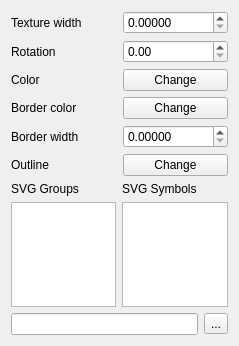
The window that src/ui/symbollayer/widget_svgfill.ui (qgis/QGIS) describes before a commit, drawn with Qt 5.
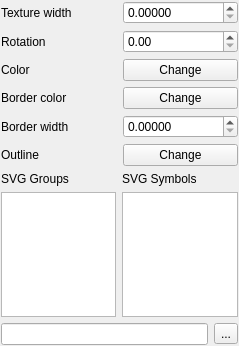
The same window after the commit.

What changed in the file:
```diff
--- a/src/ui/symbollayer/widget_svgfill.ui
+++ b/src/ui/symbollayer/widget_svgfill.ui
@@ -14,6 +14,9 @@
    <string>Form</string>
   </property>
   <layout class="QGridLayout" name="gridLayout_3">
+   <property name="margin">
+    <number>1</number>
+   </property>
    <item row="0" column="0">
     <layout class="QGridLayout" name="gridLayout">
      <item row="0" column="0">
```
